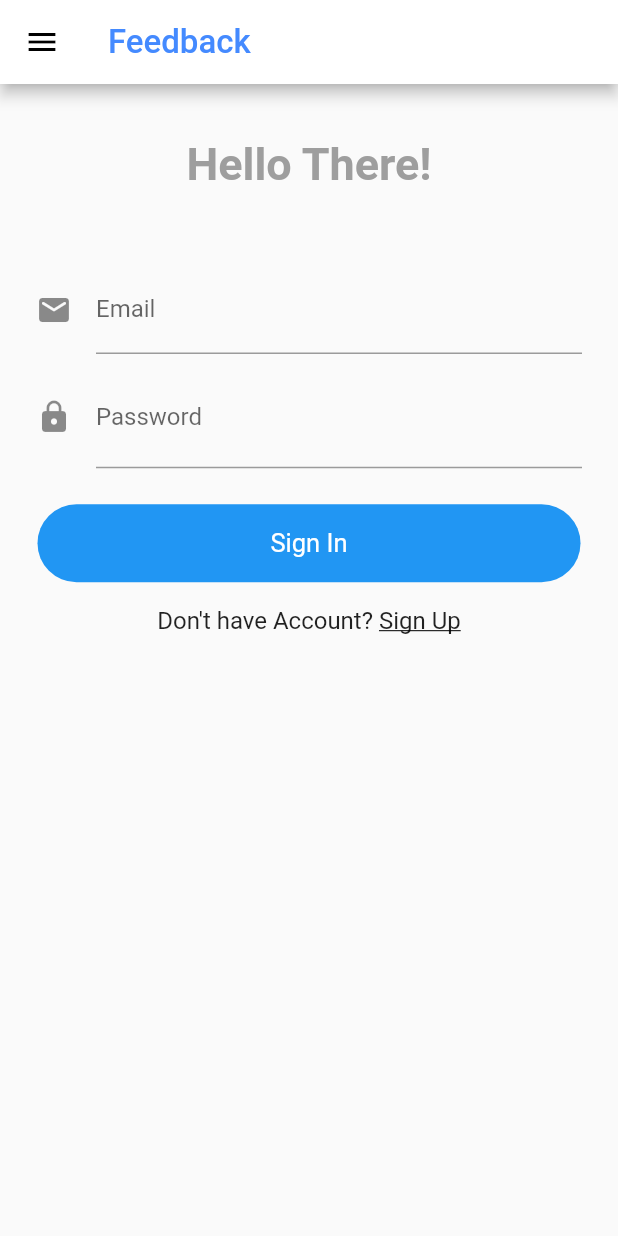
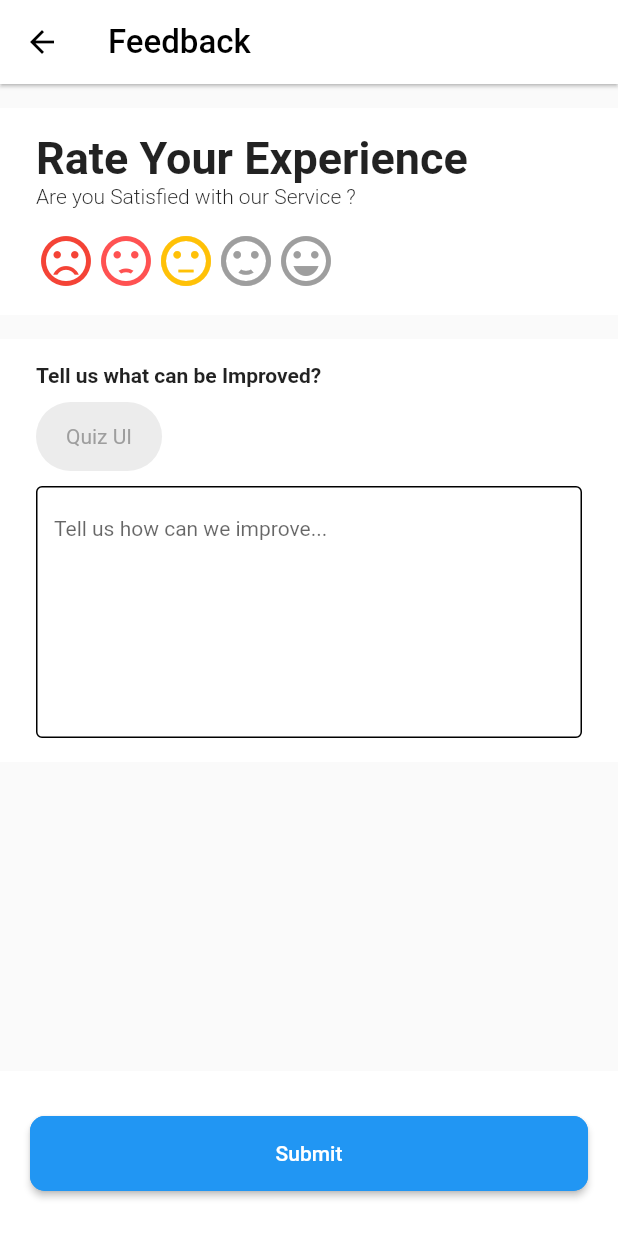
Before and after one commit to mohitj2401/Quiz_app, a Flutter app: the FeedbackScrean screen opened directly, on a phone screen of 412 x 824 dp. Run offline on Flutter 3.47's test engine with Material 2 defaults, Android fonts, the light colour scheme and no system bars; drawn by our look-alikes of animated_text_kit, flutter_rating_bar; our stand-ins replace dio, flutter_countdown_timer, flutter_html, flutter_widget_from_html, open_file, permission_handler and 2 more; missing offline and left inert: easy_pdf_viewer, flutter_downloader, ndialog; accounts and stored records are empty; Roboto replaces fonts that are missing (Poppins).

Commit message:
added responsiveness

```diff
--- a/lib/views/feedback.dart
+++ b/lib/views/feedback.dart
@@ -1,5 +1,6 @@
 import 'package:animated_text_kit/animated_text_kit.dart';
 import 'package:flutter/material.dart';
+import 'package:flutter_rating_bar/flutter_rating_bar.dart';
 import 'package:quiz_earn/service/auth.dart';
 import 'package:quiz_earn/views/signup.dart';
 import 'package:quiz_earn/widget/drawer.dart';
@@ -22,18 +23,42 @@ class _FeedbackScreanState extends State<FeedbackScrean> {
 
   AuthService authService = new AuthService();
 
-  TextEditingController emailTextEditingController = TextEditingController();
+  double rating = 3;
+  String imporvements = '';
 
   TextEditingController passwordTextEditingController = TextEditingController();
 
   @override
   Widget build(BuildContext context) {
     return Scaffold(
-      drawer: appDrawer(context),
+      bottomNavigationBar: Container(
+        color: Colors.white,
+        padding: EdgeInsets.symmetric(horizontal: 20, vertical: 30),
+        child: ElevatedButton(
+          child: Text(
+            "Submit",
+            style: TextStyle(
+              fontSize: 14,
+              fontFamily: 'Poppins',
+            ),
+          ),
+          style: ButtonStyle(
+            minimumSize: MaterialStateProperty.all(Size.fromHeight(50)),
+            shape: MaterialStateProperty.all<RoundedRectangleBorder>(
+              RoundedRectangleBorder(
+                borderRadius: BorderRadius.circular(10),
+                side: BorderSide(color: Colors.blue),
+              ),
+            ),
+          ),
+          onPressed: () {},
+        ),
+      ),
       appBar: AppBar(
+        elevation: 1,
         title: Text(
           'Feedback',
-          style: TextStyle(color: Colors.blueAccent, fontSize: 22),
+          style: TextStyle(color: Colors.black, fontSize: 22),
         ),
         iconTheme: IconThemeData(color: Colors.black),
         backgroundColor: Colors.white,
@@ -44,171 +69,163 @@ class _FeedbackScreanState extends State<FeedbackScrean> {
                 child: CircularProgressIndicator(),
               ),
             )
-          : SingleChildScrollView(
-              child: Container(
-                child: Form(
-                  key: formKey,
-                  child: Container(
-                      margin:
+          : Container(
+              margin: EdgeInsets.symmetric(vertical: 16),
+              child: SingleChildScrollView(
+                child: Column(
+                  crossAxisAlignment: CrossAxisAlignment.start,
+                  children: <Widget>[
+                    Container(
+                      width: MediaQuery.of(context).size.width,
+                      padding:
                           EdgeInsets.symmetric(horizontal: 24, vertical: 16),
+                      color: Colors.white,
                       child: Column(
-                        children: <Widget>[
-                          showAlert(),
-                          SizedBox(height: 20),
-                          AnimatedTextKit(
-                            animatedTexts: [
-                              TypewriterAnimatedText(
-                                'Hello There!',
-                                textStyle: TextStyle(
-                                  fontSize: 30,
-                                  fontWeight: FontWeight.bold,
-                                  color: Colors.grey,
-                                ),
-                                speed: Duration(milliseconds: 100),
-                              ),
-                            ],
-                            pause: Duration(milliseconds: 500),
-                            displayFullTextOnTap: true,
+                        crossAxisAlignment: CrossAxisAlignment.start,
+                        children: [
+                          Text(
+                            "Rate Your Experience",
+                            style: TextStyle(
+                              fontSize: 30,
+                              fontWeight: FontWeight.bold,
+                            ),
                           ),
-                          SizedBox(height: 50),
-                          TextFormField(
-                            validator: (value) {
-                              if (value!.isEmpty) {
-                                return 'Please enter your email';
-                              }
-                              if (!RegExp(
-                                      r"^[a-zA-Z0-9.a-zA-Z0-9.!#$%&'*+-/=?^_`{|}~]+@[a-zA-Z0-9]+\.[a-zA-Z]+")
-                                  .hasMatch(value)) {
-                                return "Please enter valid email";
-                              }
-                              return null;
-                            },
-                            controller: emailTextEditingController,
-                            decoration: InputDecoration(
-                              icon: Icon(
-                                Icons.email_rounded,
-                              ),
-                              labelText: "Email",
+                          Text(
+                            "Are you Satisfied with our Service ?",
+                            style: TextStyle(
+                              fontWeight: FontWeight.w300,
                             ),
                           ),
                           SizedBox(
-                            height: 8,
+                            height: 15,
                           ),
-                          TextFormField(
-                            obscureText: _isHidden,
-                            validator: (value) {
-                              if (value!.isEmpty) {
-                                return "Please Enter Password";
-                              } else {
-                                return null;
+                          RatingBar.builder(
+                            initialRating: rating,
+                            itemCount: 5,
+                            itemBuilder: (context, index) {
+                              switch (index) {
+                                case 0:
+                                  return Icon(
+                                    Icons.sentiment_very_dissatisfied,
+                                    color: Colors.red,
+                                  );
+                                case 1:
+                                  return Icon(
+                                    Icons.sentiment_dissatisfied,
+                                    color: Colors.redAccent,
+                                  );
+                                case 2:
+                                  return Icon(
+                                    Icons.sentiment_neutral,
+                                    color: Colors.amber,
+                                  );
+                                case 3:
+                                  return Icon(
+                                    Icons.sentiment_satisfied,
+                                    color: Colors.lightGreen,
+                                  );
+                                case 4:
+                                  return Icon(
+                                    Icons.sentiment_very_satisfied,
+                                    color: Colors.green,
+                                  );
                               }
+                              return Icon(
+                                Icons.sentiment_satisfied,
+                                color: Colors.white,
+                              );
                             },
-                            controller: passwordTextEditingController,
-                            decoration: InputDecoration(
-                              icon: Icon(Icons.lock),
-                              suffix: InkWell(
-                                onTap: _togglePasswordView,
-                                child: Padding(
-                                  padding:
-                                      EdgeInsets.only(left: 8.0, right: 20),
-                                  child: Icon(
-                                    Icons.visibility,
-                                    size: 24,
-                                    color:
-                                        _isHidden ? Colors.grey : Colors.black,
-                                  ),
-                                ),
-                              ),
-                              labelText: "Password",
+                            onRatingUpdate: (value) {
+                              setState(() {
+                                rating = value;
+                              });
+                            },
+                          ),
+                        ],
+                      ),
+                    ),
+                    Container(
+                      width: MediaQuery.of(context).size.width,
+                      padding:
+                          EdgeInsets.symmetric(horizontal: 24, vertical: 16),
+                      margin: EdgeInsets.symmetric(vertical: 16),
+                      color: Colors.white,
+                      child: Column(
+                        crossAxisAlignment: CrossAxisAlignment.start,
+                        children: [
+                          Text(
+                            "Tell us what can be Improved?",
+                            style: TextStyle(
+                              fontWeight: FontWeight.bold,
                             ),
                           ),
                           SizedBox(
-                            height: 24,
+                            height: 10,
                           ),
                           GestureDetector(
                             onTap: () {},
                             child: Container(
-                              padding: EdgeInsets.symmetric(vertical: 16),
-                              width: MediaQuery.of(context).size.width - 50,
-                              alignment: Alignment.center,
+                              padding: EdgeInsets.symmetric(
+                                  horizontal: 20, vertical: 15),
                               decoration: BoxDecoration(
-                                color: Colors.blue,
-                                borderRadius: BorderRadius.circular(30),
-                              ),
+                                  borderRadius: BorderRadius.circular(30),
+                                  color: Colors.grey.withOpacity(0.2)),
+                              margin: EdgeInsets.symmetric(),
                               child: Text(
-                                "Sign In",
-                                style: TextStyle(
-                                    color: Colors.white, fontSize: 17),
+                                "Quiz UI",
+                                style: TextStyle(color: Colors.grey),
                               ),
                             ),
                           ),
                           SizedBox(
-                            height: 16,
+                            height: 10,
                           ),
-                          Row(
-                            mainAxisAlignment: MainAxisAlignment.center,
-                            children: <Widget>[
-                              Text(
-                                "Don't have Account? ",
-                                style: TextStyle(fontSize: 16),
+                          Form(
+                            key: formKey,
+                            child: TextFormField(
+                              maxLines: 8,
+                              keyboardType: TextInputType.multiline,
+                              validator: (value) {
+                                if (value!.isEmpty) {
+                                  return 'Please enter your email';
+                                }
+                                if (!RegExp(
+                                        r"^[a-zA-Z0-9.a-zA-Z0-9.!#$%&'*+-/=?^_`{|}~]+@[a-zA-Z0-9]+\.[a-zA-Z]+")
+                                    .hasMatch(value)) {
+                                  return "Please enter valid email";
+                                }
+                                return null;
+                              },
+                              style: TextStyle(
+                                color: Colors.white,
+                                fontSize: 14,
                               ),
-                              GestureDetector(
-                                onTap: () {
-                                  Navigator.pushReplacement(
-                                      context,
-                                      MaterialPageRoute(
-                                          builder: (context) => SignUp()));
-                                },
-                                child: Text(
-                                  "Sign Up",
-                                  style: TextStyle(
-                                    fontSize: 16,
-                                    decoration: TextDecoration.underline,
+                              controller: passwordTextEditingController,
+                              decoration: InputDecoration(
+                                hintText: "Tell us how can we improve...",
+                                hintStyle: TextStyle(
+                                  fontSize: 14,
+                                ),
+                                fillColor: Colors.white,
+                                focusedBorder: OutlineInputBorder(
+                                  borderSide: BorderSide(
+                                    color: Colors.blue,
                                   ),
                                 ),
+                                enabledBorder: OutlineInputBorder(
+                                  borderSide: BorderSide(),
+                                ),
                               ),
-                            ],
+                            ),
                           ),
-                          SizedBox(
-                            height: 60,
-                          )
                         ],
-                      )),
+                      ),
+                    ),
+                  ],
                 ),
               ),
             ),
     );
-  }
-
-  Widget showAlert() {
-    if (authService.error != '') {
-      return Container(
-        color: Colors.amberAccent,
-        width: double.infinity,
-        padding: EdgeInsets.all(8),
-        child: Row(
-          children: [
-            Padding(
-              padding: const EdgeInsets.all(8.0),
-              child: Icon(Icons.error_outline),
-            ),
-            Expanded(
-              child: Text(authService.error),
-            ),
-            IconButton(
-              icon: Icon(Icons.close),
-              onPressed: () {
-                setState(() {
-                  authService.error = '';
-                });
-              },
-            )
-          ],
-        ),
-      );
-    } else {
-      return SizedBox(height: 0);
-    }
   }
 
   void _togglePasswordView() {
--- a/lib/views/home.dart
+++ b/lib/views/home.dart
@@ -8,9 +8,11 @@ import 'package:dio/dio.dart';
 import 'package:ndialog/ndialog.dart';
 
 class Home extends StatefulWidget {
-  const Home({Key? key, this.subject_id = 0}) : super(key: key);
+  const Home({Key? key, required this.subject_id, required this.subject_name})
+      : super(key: key);
 
   final int subject_id;
+  final String subject_name;
 
   @override
   _HomeState createState() => _HomeState();
@@ -187,7 +189,7 @@ class _HomeState extends State<Home> {
       appBar: AppBar(
         title: Center(
             child: Text(
-          "Quiz Learn",
+          widget.subject_name,
           style: TextStyle(color: Colors.blue, fontSize: 24),
         )),
         iconTheme: IconThemeData(color: Colors.black),
--- a/lib/views/quiz_detail.dart
+++ b/lib/views/quiz_detail.dart
@@ -247,7 +247,8 @@ class _QuizDetailsState extends State<QuizDetails> {
                                 MaterialPageRoute(
                                   builder: (context) => PlayQuiz(
                                       quizdetails['id'].toString(),
-                                      quizdetails['duration']),
+                                      quizdetails['duration'],
+                                      quizdetails['title']),
                                 ),
                               );
                             }
--- a/lib/views/update_details.dart
+++ b/lib/views/update_details.dart
@@ -1,4 +1,5 @@
 import 'package:animated_text_kit/animated_text_kit.dart';
+import 'package:provider/provider.dart';
 import 'package:quiz_earn/constant/constant.dart';
 import 'package:quiz_earn/helper/helper.dart';
 import 'package:quiz_earn/views/myaccount.dart';
@@ -6,6 +7,8 @@ import 'package:quiz_earn/views/signin.dart';
 import 'package:dio/dio.dart';
 import 'package:flutter/material.dart';
 import 'package:ndialog/ndialog.dart';
+
+import '../providers/userprovider.dart';
 
 class UpdateDetails extends StatefulWidget {
   @override
@@ -105,6 +108,8 @@ class _UpdateDetailsState extends State<UpdateDetails> {
         });
 
         if (response.data['status'] == 200) {
+          context.read<User>().updateUser(
+              nameTextEditingController.text, emailTextEditingController.text);
           await Navigator.pushAndRemoveUntil(
               context,
               MaterialPageRoute(
--- a/lib/widget/drawer.dart
+++ b/lib/widget/drawer.dart
@@ -1,9 +1,11 @@
 import 'package:dio/dio.dart';
 import 'package:flutter/material.dart';
 import 'package:ndialog/ndialog.dart';
+import 'package:provider/provider.dart';
 import 'package:quiz_earn/constant/constant.dart';
 import 'package:quiz_earn/views/feedback.dart';
 import '../helper/helper.dart';
+import '../providers/userprovider.dart';
 import '../views/myaccount.dart';
 import '../views/played_quiz.dart';
 import '../views/signin.dart';
@@ -11,33 +13,42 @@ import '../views/subjects.dart';
 
 Drawer appDrawer(BuildContext context) {
   return Drawer(
-    child: Container(
-      padding: EdgeInsets.symmetric(horizontal: 35, vertical: 30),
-      child: Column(
+    child: ListView(
+      padding: EdgeInsets.zero,
       children: [
         Container(
-            padding: EdgeInsets.symmetric(vertical: 50),
+          height: 250,
+          child: DrawerHeader(
             child: Column(
               children: [
                 Image.asset(
                   "assets/appicon.png",
                   width: 100,
                 ),
-                SizedBox(height: 20),
                 Text(
                   "Hello!",
                   style: TextStyle(fontSize: 20, fontWeight: FontWeight.w200),
                 ),
-                SizedBox(
-                  height: 6,
-                ),
                 Text(
-                  userData.isNotEmpty
-                      ? "${userData['name'][0].toUpperCase()}${userData['name'].substring(1).toLowerCase()}"
+                  context.watch<User>().name != ''
+                      ? "${context.watch<User>().name[0].toUpperCase()}${context.watch<User>().name.substring(1).toLowerCase()}"
                       : "",
                   style: TextStyle(fontSize: 25, fontWeight: FontWeight.w400),
                 )
               ],
+            ),
+          ),
+        ),
+        ListTile(
+          onTap: () {
+            Navigator.pop(context);
+            Navigator.pushReplacement(context,
+                MaterialPageRoute(builder: (context) => Subjects(message: '')));
+          },
+          leading: Icon(Icons.subject_outlined, size: 30),
+          title: Text(
+            "Categories",
+            style: TextStyle(fontSize: 22, fontWeight: FontWeight.w400),
           ),
         ),
         SizedBox(
@@ -45,15 +56,17 @@ Drawer appDrawer(BuildContext context) {
         ),
         ListTile(
           onTap: () {
+            Navigator.pop(context);
             Navigator.pushReplacement(
-                  context,
-                  MaterialPageRoute(
-                      builder: (context) => Subjects(message: '')));
+                context, MaterialPageRoute(builder: (context) => PlayedQuiz()));
           },
-            leading: Icon(Icons.subject_outlined, size: 30),
+          leading: Icon(
+            Icons.category_outlined,
+            size: 30,
+          ),
           title: Text(
-              "Subject",
-              style: TextStyle(fontSize: 22, fontWeight: FontWeight.w500),
+            "Results",
+            style: TextStyle(fontSize: 22, fontWeight: FontWeight.w400),
           ),
         ),
         SizedBox(
@@ -61,22 +74,8 @@ Drawer appDrawer(BuildContext context) {
         ),
         ListTile(
           onTap: () {
-              Navigator.pushReplacement(context,
-                  MaterialPageRoute(builder: (context) => PlayedQuiz()));
-            },
-            leading: Icon(
-              Icons.category_outlined,
-              size: 30,
-            ),
-            title: Text(
-              "Results",
-              style: TextStyle(fontSize: 22, fontWeight: FontWeight.w500),
-            ),
-          ),
-          Spacer(),
-          ListTile(
-            onTap: () {
-              Navigator.pushReplacement(context,
+            Navigator.pop(context);
+            Navigator.push(context,
                 MaterialPageRoute(builder: (context) => FeedbackScrean()));
           },
           leading: Icon(Icons.feedback_sharp, size: 30),
@@ -90,6 +89,7 @@ Drawer appDrawer(BuildContext context) {
         ),
         ListTile(
           onTap: () {
+            Navigator.pop(context);
             Navigator.pushReplacement(
                 context,
                 MaterialPageRoute(
@@ -108,6 +108,7 @@ Drawer appDrawer(BuildContext context) {
         ),
         ListTile(
           onTap: () async {
+            Navigator.pop(context);
             await NDialog(
               title: Text(
                 "Log Out",
@@ -123,14 +124,13 @@ Drawer appDrawer(BuildContext context) {
                   onPressed: () async {
                     try {
                       Navigator.pop(context);
-                        ProgressDialog progressDialog = ProgressDialog(context,
-                            message: Text("Logging Out"));
+                      ProgressDialog progressDialog =
+                          ProgressDialog(context, message: Text("Logging Out"));
 
                       progressDialog.show();
 
                       String url = base_url + "/api/logout";
-                        String api_token =
-                            await HelperFunctions.getUserApiKey();
+                      String api_token = await HelperFunctions.getUserApiKey();
                       Response response = await Dio(BaseOptions(headers: {
                         'Authorization': 'Bearer $api_token',
                         "X-Requested-With": "XMLHttpRequest"
@@ -192,9 +192,8 @@ Drawer appDrawer(BuildContext context) {
             "Logout",
             style: TextStyle(fontSize: 22, fontWeight: FontWeight.w300),
           ),
-          ),
+        )
       ],
-      ),
     ),
   );
 }
--- a/pubspec.yaml
+++ b/pubspec.yaml
@@ -48,6 +48,9 @@ dependencies:
   wakelock: ^0.6.2
   flutter_launcher_icons: ^0.10.0
   open_file: ^3.2.1
+  provider: ^6.0.3
+  flutter_rating_bar: ^4.0.1
+  flutter_widget_from_html: ^0.8.5
 
 flutter_icons:
   image_path: "assets/appicon.png"
```
Also changed, not shown: lib/main.dart (+6 -1 lines), lib/providers/userprovider.dart (added, +15 -0 lines), lib/views/play_quiz.dart (+26 -14 lines), lib/views/signin.dart (+7 -6 lines), lib/views/signup.dart (+5 -6 lines), lib/views/subjects.dart (+9 -8 lines), lib/widget/dialog.dart (+5 -4 lines), pubspec.lock, 10 other files. Lines whose indentation alone changed are shown as unchanged.
